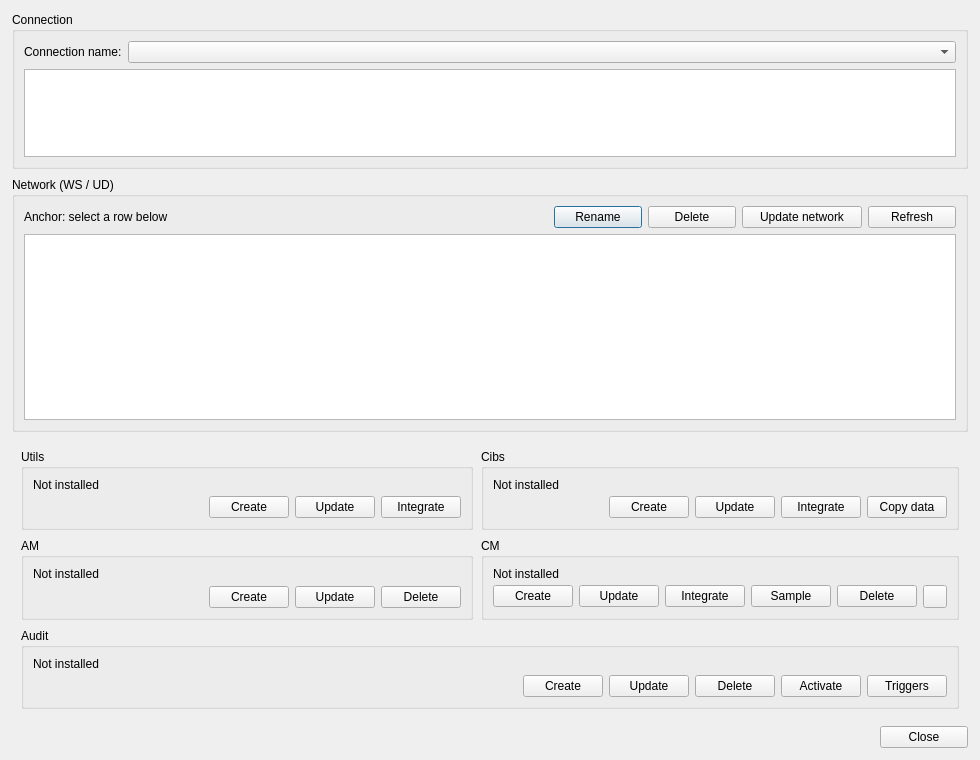
Before: the Qt Designer form core/ui/admin/admin_manage_schemas.ui in Giswater/giswater_qgis_plugin, drawn with Qt 5.
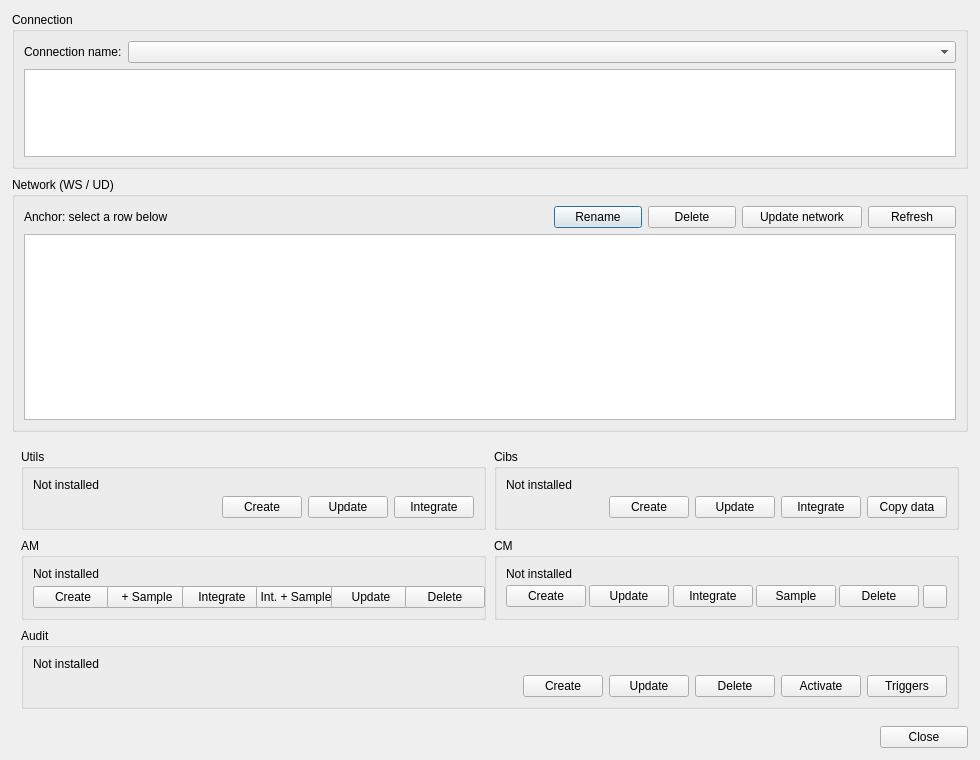
After: the same form once the commit is applied.

Commit message: feat(am): implement schema creation and integration functionality

```diff
--- a/core/ui/admin/admin_manage_schemas.ui
+++ b/core/ui/admin/admin_manage_schemas.ui
@@ -521,6 +521,54 @@
               </property>
              </widget>
             </item>
+            <item>
+             <widget class="QPushButton" name="btn_create_am_sample">
+              <property name="minimumSize">
+               <size>
+                <width>80</width>
+                <height>0</height>
+               </size>
+              </property>
+              <property name="toolTip">
+               <string>Create am schema with sample leaks data</string>
+              </property>
+              <property name="text">
+               <string>+ Sample</string>
+              </property>
+             </widget>
+            </item>
+            <item>
+             <widget class="QPushButton" name="btn_integrate_am">
+              <property name="minimumSize">
+               <size>
+                <width>80</width>
+                <height>0</height>
+               </size>
+              </property>
+              <property name="toolTip">
+               <string>Wire am into the selected WS network schema</string>
+              </property>
+              <property name="text">
+               <string>Integrate</string>
+              </property>
+             </widget>
+            </item>
+            <item>
+             <widget class="QPushButton" name="btn_integrate_am_sample">
+              <property name="minimumSize">
+               <size>
+                <width>80</width>
+                <height>0</height>
+               </size>
+              </property>
+              <property name="toolTip">
+               <string>Integrate am and seed config from parent WS catalogs</string>
+              </property>
+              <property name="text">
+               <string>Int. + Sample</string>
+              </property>
+             </widget>
+            </item>
             <item>
              <widget class="QPushButton" name="btn_update_am">
               <property name="minimumSize">
```
The commit also changes 216 other files.
